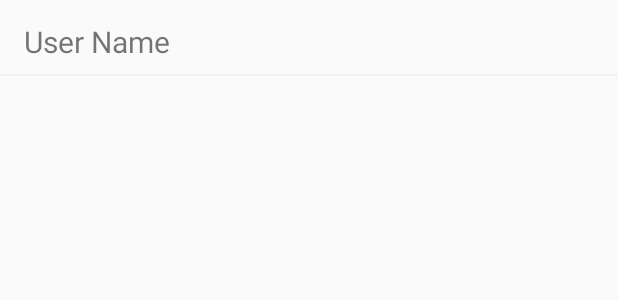
After one commit to BPeretz95/coinproj, an Android app: the layout single_list_item.xml on its own in the app's theme, with its tools: preview values and no code run, on a phone screen of 412 x 824 dp. The commit adds this screen. Shown: the top 300 px of the screen. Run offline under Robolectric (Android 15) with nearby library versions, the phone set to English and light mode, and no system bars; network calls fail.

Commit message:
- Added Coin name menu

```diff
--- a/app/build.gradle
+++ b/app/build.gradle
@@ -27,5 +27,10 @@ dependencies {
     androidTestImplementation 'com.android.support.test.espresso:espresso-core:3.0.1'
     compile 'com.android.volley:volley:1.1.0'
     compile 'com.google.code.gson:gson:2.8.0'
+    compile 'com.android.support:recyclerview-v7:26.1.0'
+    compile 'com.squareup.picasso:picasso:2.5.2'
+    compile 'com.android.support:cardview-v7:26.1.0'
+    compile group: 'com.googlecode.json-simple', name: 'json-simple', version: '1.1'
+
 
 }
--- a/app/src/main/AndroidManifest.xml
+++ b/app/src/main/AndroidManifest.xml
@@ -11,7 +11,7 @@
         android:roundIcon="@mipmap/ic_launcher_round"
         android:supportsRtl="true"
         android:theme="@style/AppTheme">
-        <activity android:name=".CoinPicker">
+        <activity android:name=".CoinActivity">
             <intent-filter>
                 <action android:name="android.intent.action.MAIN" />
                 <category android:name="android.intent.category.LAUNCHER" />
--- /dev/null
+++ b/app/src/main/res/layout/single_list_item.xml
@@ -0,0 +1,34 @@
+<?xml version="1.0" encoding="utf-8"?>
+<RelativeLayout xmlns:android="http://schemas.android.com/apk/res/android"
+    android:layout_width="match_parent" android:layout_height="wrap_content">
+
+    <RelativeLayout
+        android:id="@+id/singleRow"
+        android:layout_width="match_parent"
+        android:layout_height="wrap_content"
+        android:padding="8dp">
+
+
+        <TextView
+            android:id="@+id/pNametxt"
+            android:text="User Name"
+            android:textSize="20sp"
+            android:layout_marginTop="6dp"
+            android:maxLines="1"
+            android:layout_width="match_parent"
+            android:layout_height="wrap_content"
+            android:layout_alignParentTop="true"
+            android:layout_marginLeft="8dp"
+            android:layout_marginStart="8dp" />
+
+
+
+    </RelativeLayout>
+
+    <View
+        android:layout_below="@+id/singleRow"
+        android:layout_width="match_parent"
+        android:layout_height="1dp"
+        android:background="#f2f2f2" />
+
+</RelativeLayout>
--- a/app/src/main/res/values/strings.xml
+++ b/app/src/main/res/values/strings.xml
@@ -1,6 +1,8 @@
 <resources>
     <string name="app_name">Coin Watch</string>
     <string name="name">"@+id/textCoin"</string>
+    <string name="shareProfile">"@+id/shareProfile"</string>
+    <string name="developerURL">"@+id/developerURL"</string>
 
 
 
```
Also changed, not shown: app/src/main/java/com/example/bar/coinproj6/AdapterCoin.java (added, +69 -0 lines), app/src/main/java/com/example/bar/coinproj6/CoinActivity.java (added, +105 -0 lines), app/src/main/java/com/example/bar/coinproj6/CoinPicker.java (deleted, +0 -110 lines), app/src/main/java/com/example/bar/coinproj6/DataCoin.java (added, +17 -0 lines), app/src/main/res/layout/cell.xml (deleted, +0 -20 lines), app/src/main/res/layout/coinpickactivity.xml (+12 -6 lines).
